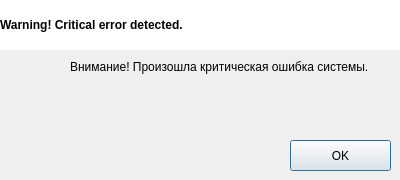
Qt form warningwindow.ui (diamond00744/errorflood) before a commit.
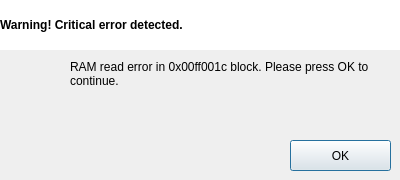
The same form after that commit.

Commit message: Updated (to EN) message in error window Added a bye-message with smile icon (GNU GPL) by Everaldo Coelho (everaldo.com)

```diff
--- a/warningwindow.ui
+++ b/warningwindow.ui
@@ -41,7 +41,7 @@
     </rect>
    </property>
    <property name="text">
-    <string>Внимание! Произошла критическая ошибка системы.</string>
+    <string>RAM read error in 0x00ff001c block. Please press OK to continue.</string>
    </property>
    <property name="alignment">
     <set>Qt::AlignLeading|Qt::AlignLeft|Qt::AlignTop</set>
```
The commit also changes 3 other files.
